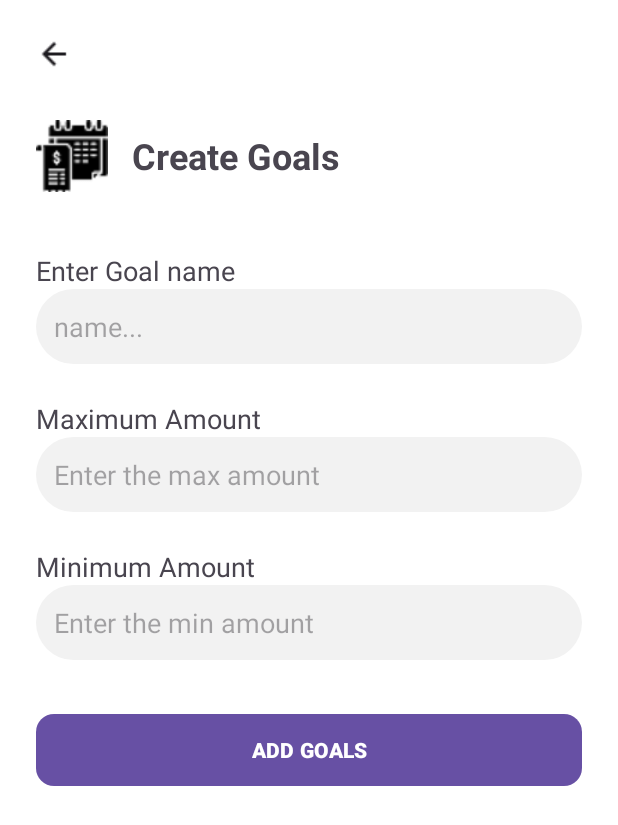
After one commit to Harris0109/2.1, an Android app: the GoalsActivity screen opened directly, with no data from a screen before it, on a phone screen of 412 x 824 dp. The commit adds this screen. Shown: the top 825 px of the screen. Run offline under Robolectric (Android 15) with nearby library versions, the phone set to English and light mode, and no system bars.

Commit message:
Completed the Goals page and connected it to the dashboared (BudgetActivity)

```diff
--- a/app/src/main/AndroidManifest.xml
+++ b/app/src/main/AndroidManifest.xml
@@ -12,7 +12,9 @@
         android:supportsRtl="true"
         android:theme="@style/Theme.MoneyMate"
         tools:targetApi="31">
-
+        <activity
+            android:name=".GoalsActivity"
+            android:exported="false" />
         <activity
             android:name=".BudgetActivity"
             android:exported="false" />
--- a/app/src/main/java/com/example/moneymate/BudgetActivity.kt
+++ b/app/src/main/java/com/example/moneymate/BudgetActivity.kt
@@ -16,11 +16,18 @@ class BudgetActivity : AppCompatActivity() {
         val welcomeText = findViewById<TextView>(R.id.welcomeText)
         welcomeText.text = "Welcome, $userName!"
 
-        // Set Button Click to open CreateCategoryActivity
+        // Button to open CreateCategoryActivity
         val btnCreateCategory = findViewById<Button>(R.id.btnCreateCategory)
         btnCreateCategory.setOnClickListener {
             val intent = Intent(this, CreateCategoryActivity::class.java)
             startActivity(intent)
         }
+
+        // Button to open GoalsActivity
+        val btnSetMonthlyGoals = findViewById<Button>(R.id.btnSetMonthlyGoals)
+        btnSetMonthlyGoals.setOnClickListener {
+            val intent = Intent(this, GoalsActivity::class.java)
+            startActivity(intent)
+        }
     }
 }
--- /dev/null
+++ b/app/src/main/java/com/example/moneymate/GoalsActivity.kt
@@ -0,0 +1,53 @@
+package com.example.moneymate
+
+import android.content.Intent
+import android.os.Bundle
+import android.widget.Button
+import android.widget.EditText
+import android.widget.ImageView
+import androidx.appcompat.app.AppCompatActivity
+import android.widget.Toast
+
+class GoalsActivity : AppCompatActivity() {
+
+    private lateinit var goalNameEditText: EditText
+    private lateinit var maxAmountEditText: EditText
+    private lateinit var minAmountEditText: EditText
+    private lateinit var addGoalsButton: Button
+    private lateinit var backArrow: ImageView
+
+    override fun onCreate(savedInstanceState: Bundle?) {
+        super.onCreate(savedInstanceState)
+        setContentView(R.layout.activity_goals)  // Make sure this matches your XML file name
+
+        // Link views with their IDs
+        goalNameEditText = findViewById(R.id.goalName)
+        maxAmountEditText = findViewById(R.id.maxAmount)
+        minAmountEditText = findViewById(R.id.minAmount)
+        addGoalsButton = findViewById(R.id.addGoalsButton)
+        backArrow = findViewById(R.id.backArrow)
+
+        // Add Goals button logic
+        addGoalsButton.setOnClickListener {
+            val goalName = goalNameEditText.text.toString()
+            val maxAmount = maxAmountEditText.text.toString()
+            val minAmount = minAmountEditText.text.toString()
+
+            if (goalName.isEmpty() || maxAmount.isEmpty() || minAmount.isEmpty()) {
+                Toast.makeText(this, "Please fill in all fields", Toast.LENGTH_SHORT).show()
+            } else {
+                Toast.makeText(this, "Goals saved successfully!", Toast.LENGTH_SHORT).show()
+                // Optional: Save to DB or pass to another activity here
+                finish() // Go back to dashboard
+            }
+        }
+
+        // Back arrow returns to dashboard
+        val backArrow = findViewById<ImageView>(R.id.backArrow)
+        backArrow.setOnClickListener {
+            val intent = Intent(this, BudgetActivity::class.java)
+            startActivity(intent)
+            finish()
+        }
+    }
+}
--- /dev/null
+++ b/app/src/main/res/drawable/button_bg.xml
@@ -0,0 +1,5 @@
+<shape xmlns:android="http://schemas.android.com/apk/res/android"
+    android:shape="rectangle">
+    <solid android:color="#007AFF" />
+    <corners android:radius="12dp" />
+</shape>
--- /dev/null
+++ b/app/src/main/res/layout/activity_goals.xml
@@ -0,0 +1,108 @@
+<ScrollView xmlns:android="http://schemas.android.com/apk/res/android"
+    android:layout_width="match_parent"
+    android:layout_height="match_parent"
+    android:background="#FFFFFF">
+
+    <LinearLayout
+        android:orientation="vertical"
+        android:layout_width="match_parent"
+        android:layout_height="wrap_content"
+        android:padding="24dp">
+
+        <!-- Back Arrow -->
+        <ImageView
+            android:id="@+id/backArrow"
+            android:layout_width="24dp"
+            android:layout_height="24dp"
+            android:src="@drawable/ic_arrow_back"
+            android:layout_gravity="start"
+            android:contentDescription="Back" />
+
+        <!-- Header -->
+        <LinearLayout
+            android:layout_width="match_parent"
+            android:layout_height="wrap_content"
+            android:orientation="horizontal"
+            android:gravity="center_vertical"
+            android:layout_marginTop="32dp">
+
+            <ImageView
+                android:layout_width="48dp"
+                android:layout_height="48dp"
+                android:src="@drawable/ic_goal"
+                android:contentDescription="Goal Icon"
+                android:backgroundTint="#007AFF" />
+
+            <TextView
+                android:layout_width="wrap_content"
+                android:layout_height="wrap_content"
+                android:text="Create Goals"
+                android:textStyle="bold"
+                android:textSize="24sp"
+                android:layout_marginStart="16dp" />
+        </LinearLayout>
+
+        <!-- Goal Name -->
+        <TextView
+            android:layout_width="wrap_content"
+            android:layout_height="wrap_content"
+            android:text="Enter Goal name"
+            android:textSize="18sp"
+            android:layout_marginTop="40dp" />
+
+        <EditText
+            android:id="@+id/goalName"
+            android:layout_width="match_parent"
+            android:layout_height="50dp"
+            android:hint="name..."
+            android:background="@drawable/input_bg"
+            android:padding="12dp" />
+
+        <!-- Maximum Amount -->
+        <TextView
+            android:layout_width="wrap_content"
+            android:layout_height="wrap_content"
+            android:text="Maximum Amount"
+            android:textSize="18sp"
+            android:layout_marginTop="24dp" />
+
+        <EditText
+            android:id="@+id/maxAmount"
+            android:layout_width="match_parent"
+            android:layout_height="50dp"
+            android:hint="Enter the max amount"
+            android:inputType="number"
+            android:background="@drawable/input_bg"
+            android:padding="12dp" />
+
+        <!-- Minimum Amount -->
+        <TextView
+            android:layout_width="wrap_content"
+            android:layout_height="wrap_content"
+            android:text="Minimum Amount"
+            android:textSize="18sp"
+            android:layout_marginTop="24dp" />
+
+        <EditText
+            android:id="@+id/minAmount"
+            android:layout_width="match_parent"
+            android:layout_height="50dp"
+            android:hint="Enter the min amount"
+            android:inputType="number"
+            android:background="@drawable/input_bg"
+            android:padding="12dp" />
+
+        <!-- Submit Button -->
+        <Button
+            android:id="@+id/addGoalsButton"
+            android:layout_width="match_parent"
+            android:layout_height="wrap_content"
+            android:text="ADD GOALS"
+            android:textStyle="bold"
+            android:textColor="#FFFFFF"
+            android:layout_marginTop="36dp"
+            android:background="@drawable/button_bg" />
+
+
+    </LinearLayout>
+</ScrollView>
```
Also changed, not shown: app/src/main/res/drawable/ic_arrow_back.png (added), app/src/main/res/drawable/ic_back_arrow.png (deleted), app/src/main/res/drawable/ic_goal.png (added).
